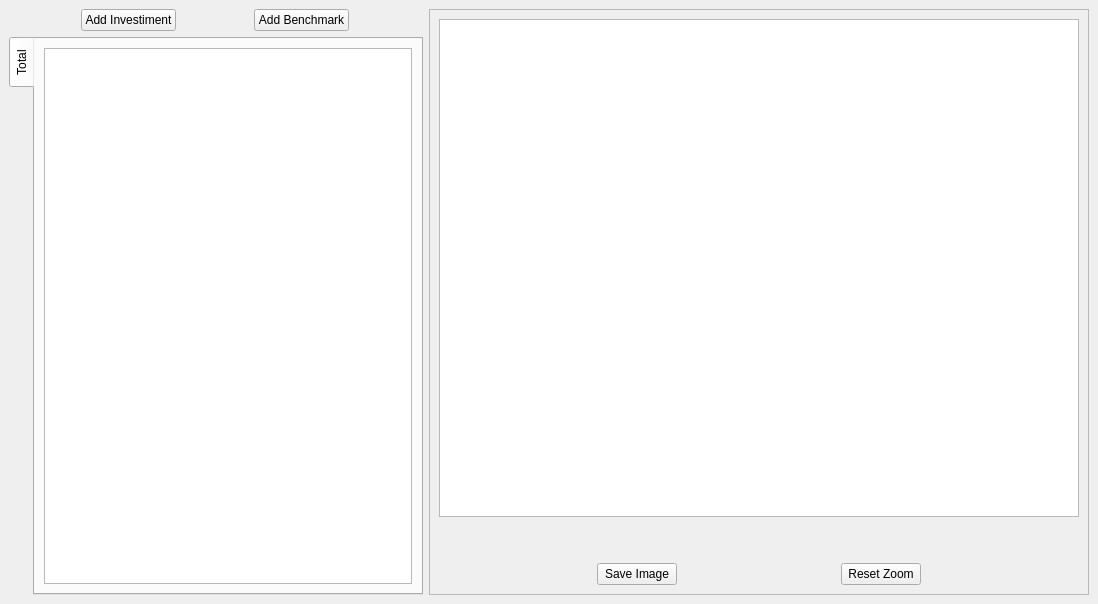
Above: ViewProfit/ui/application_window.ui from wwmm/viewprofit before the change. Below: the same form after it.
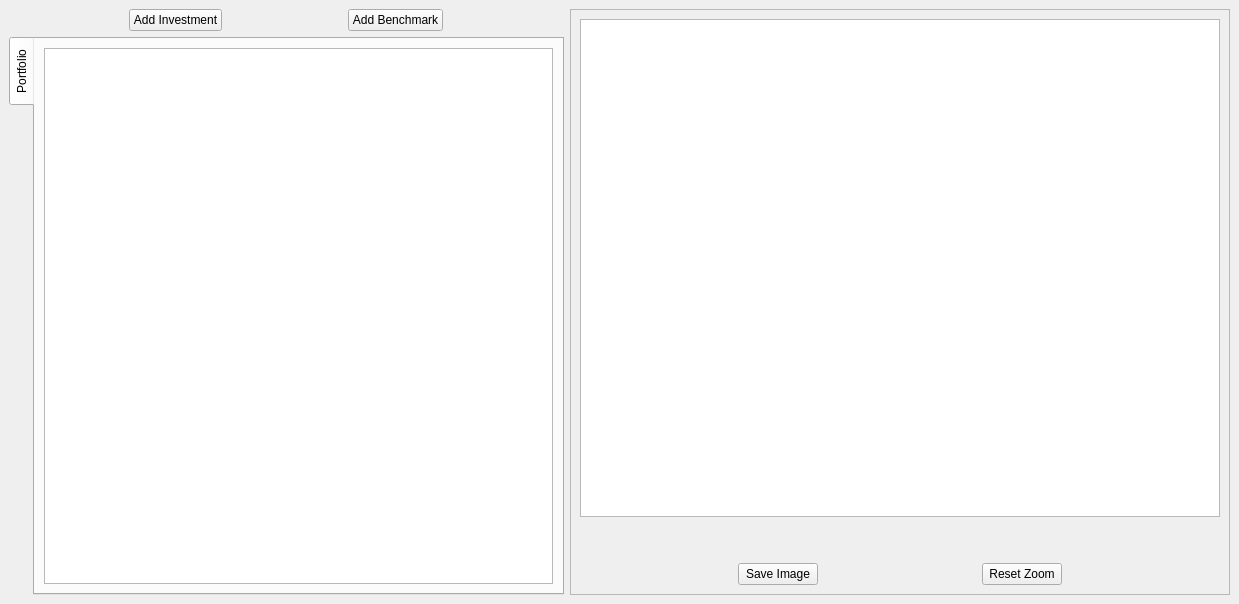
That is the form after the change. Custom widgets are drawn as their Qt base class.

Commit message: adding support for investment tables

What changed in the file:
```diff
--- a/ViewProfit/ui/application_window.ui
+++ b/ViewProfit/ui/application_window.ui
@@ -6,7 +6,7 @@
    <rect>
     <x>0</x>
     <y>0</y>
-    <width>1098</width>
+    <width>1239</width>
     <height>604</height>
    </rect>
   </property>
@@ -41,7 +41,7 @@
          </sizepolicy>
         </property>
         <property name="text">
-         <string>Add Investiment</string>
+         <string>Add Investment</string>
         </property>
        </widget>
       </item>
@@ -94,7 +94,7 @@
       </property>
       <widget class="QWidget" name="tab">
        <attribute name="title">
-        <string>Total</string>
+        <string>Portfolio</string>
        </attribute>
        <layout class="QGridLayout" name="gridLayout_5">
         <item row="0" column="0">
@@ -121,6 +121,12 @@
       <layout class="QGridLayout" name="gridLayout_4">
        <item row="0" column="0">
         <widget class="PySide2.QtCharts.QtCharts.QChartView" name="chart_view">
+         <property name="sizePolicy">
+          <sizepolicy hsizetype="MinimumExpanding" vsizetype="MinimumExpanding">
+           <horstretch>0</horstretch>
+           <verstretch>0</verstretch>
+          </sizepolicy>
+         </property>
          <property name="minimumSize">
           <size>
            <width>640</width>
```
Left out of the diff: 4 changed lines with no effect on the pictures. The commit also changes 6 other files.
